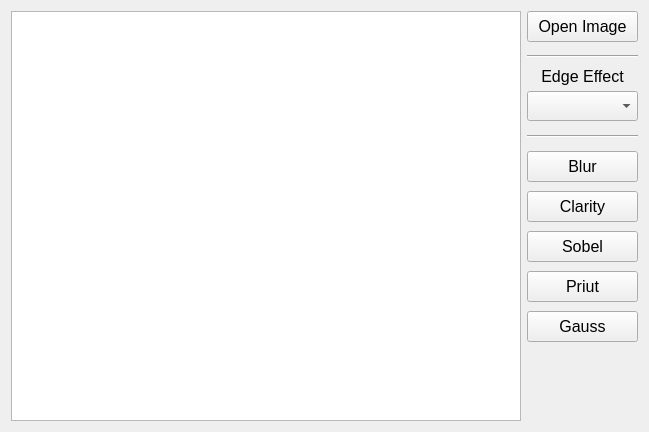
The window that Gui/mainwindow.ui (faystmax/ComputerVision) describes before a commit, drawn with Qt 5.
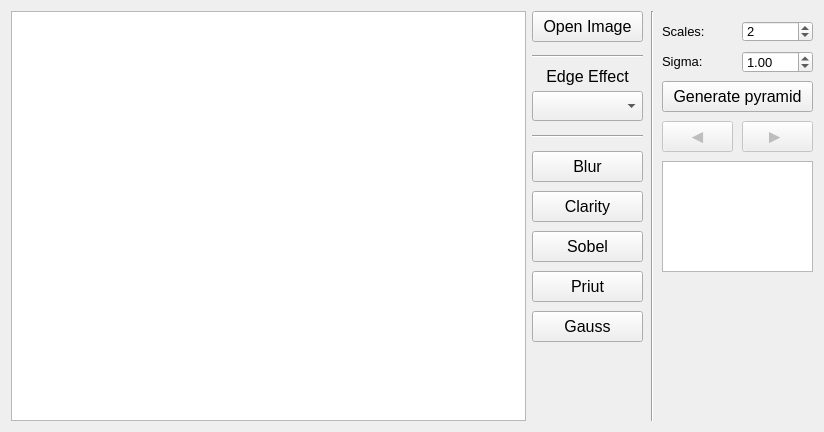
The same window after the commit. Icons and pictures are not drawn.

The edit to the form file:
```diff
--- a/Gui/mainwindow.ui
+++ b/Gui/mainwindow.ui
@@ -6,7 +6,7 @@
    <rect>
     <x>0</x>
     <y>0</y>
-    <width>649</width>
+    <width>824</width>
     <height>432</height>
    </rect>
   </property>
@@ -39,7 +39,7 @@
      <widget class="QWidget" name="widget" native="true">
       <property name="minimumSize">
        <size>
-        <width>111</width>
+        <width>281</width>
         <height>0</height>
        </size>
       </property>
@@ -224,6 +224,167 @@
         <string>Gauss</string>
        </property>
       </widget>
+      <widget class="Line" name="line_3">
+       <property name="geometry">
+        <rect>
+         <x>100</x>
+         <y>0</y>
+         <width>41</width>
+         <height>411</height>
+        </rect>
+       </property>
+       <property name="orientation">
+        <enum>Qt::Vertical</enum>
+       </property>
+      </widget>
+      <widget class="QPushButton" name="pyramidButton">
+       <property name="geometry">
+        <rect>
+         <x>130</x>
+         <y>70</y>
+         <width>151</width>
+         <height>31</height>
+        </rect>
+       </property>
+       <property name="font">
+        <font>
+         <family>Arial</family>
+         <pointsize>12</pointsize>
+        </font>
+       </property>
+       <property name="text">
+        <string>Generate pyramid</string>
+       </property>
+      </widget>
+      <widget class="QPushButton" name="pyramidLeftButton">
+       <property name="enabled">
+        <bool>false</bool>
+       </property>
+       <property name="geometry">
+        <rect>
+         <x>130</x>
+         <y>110</y>
+         <width>71</width>
+         <height>31</height>
+        </rect>
+       </property>
+       <property name="font">
+        <font>
+         <family>Arial</family>
+         <pointsize>14</pointsize>
+        </font>
+       </property>
+       <property name="text">
+        <string>◄</string>
+       </property>
+      </widget>
+      <widget class="QPushButton" name="pyramidRightButton">
+       <property name="enabled">
+        <bool>false</bool>
+       </property>
+       <property name="geometry">
+        <rect>
+         <x>210</x>
+         <y>110</y>
+         <width>71</width>
+         <height>31</height>
+        </rect>
+       </property>
+       <property name="font">
+        <font>
+         <family>Arial</family>
+         <pointsize>14</pointsize>
+        </font>
+       </property>
+       <property name="text">
+        <string>► </string>
+       </property>
+      </widget>
+      <widget class="QSpinBox" name="scalesSpinBox">
+       <property name="geometry">
+        <rect>
+         <x>210</x>
+         <y>10</y>
+         <width>71</width>
+         <height>21</height>
+        </rect>
+       </property>
+       <property name="font">
+        <font>
+         <pointsize>10</pointsize>
+        </font>
+       </property>
+       <property name="value">
+        <number>2</number>
+       </property>
+      </widget>
+      <widget class="QDoubleSpinBox" name="sigmaSpinBox">
+       <property name="geometry">
+        <rect>
+         <x>210</x>
+         <y>40</y>
+         <width>71</width>
+         <height>22</height>
+        </rect>
+       </property>
+       <property name="font">
+        <font>
+         <pointsize>10</pointsize>
+        </font>
+       </property>
+       <property name="value">
+        <double>1.000000000000000</double>
+       </property>
+      </widget>
+      <widget class="QLabel" name="label">
+       <property name="geometry">
+        <rect>
+         <x>130</x>
+         <y>10</y>
+         <width>71</width>
+         <height>21</height>
+        </rect>
+       </property>
+       <property name="font">
+        <font>
+         <pointsize>10</pointsize>
+        </font>
+       </property>
+       <property name="text">
+        <string>Scales:</string>
+       </property>
+      </widget>
+      <widget class="QLabel" name="label_2">
+       <property name="geometry">
+        <rect>
+         <x>130</x>
+         <y>40</y>
+         <width>71</width>
+         <height>21</height>
+        </rect>
+       </property>
+       <property name="font">
+        <font>
+         <pointsize>10</pointsize>
+        </font>
+       </property>
+       <property name="text">
+        <string>Sigma:</string>
+       </property>
+      </widget>
+      <widget class="QTextEdit" name="infoPyramidTextEdit">
+       <property name="geometry">
+        <rect>
+         <x>130</x>
+         <y>150</y>
+         <width>151</width>
+         <height>111</height>
+        </rect>
+       </property>
+       <property name="readOnly">
+        <bool>true</bool>
+       </property>
+      </widget>
      </widget>
     </item>
    </layout>
```
